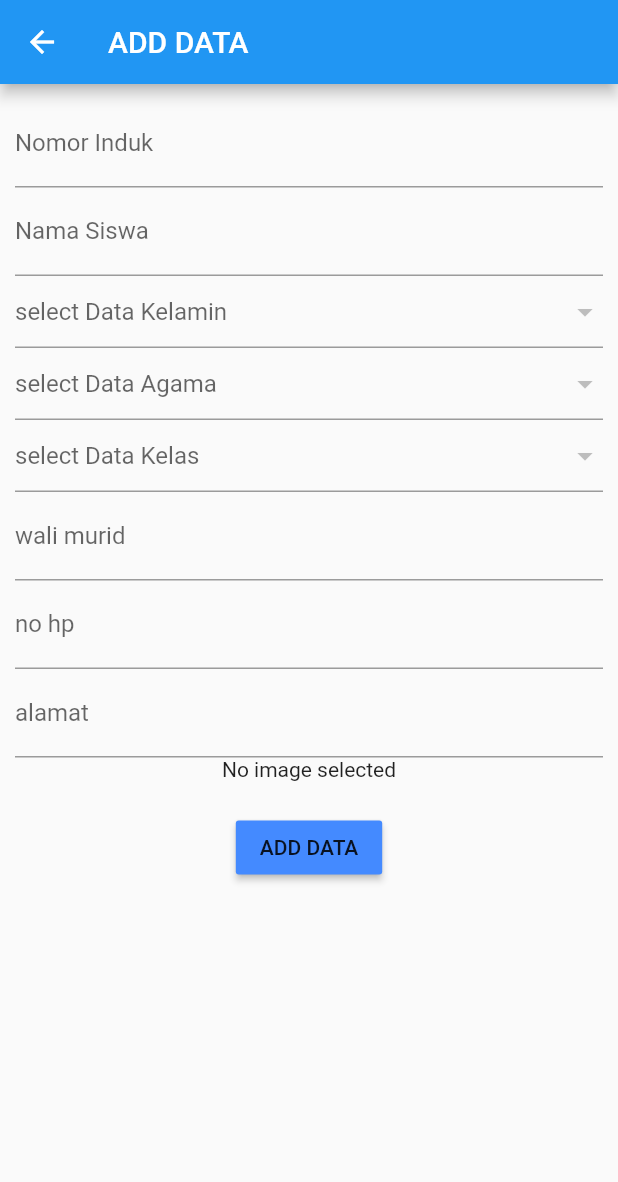
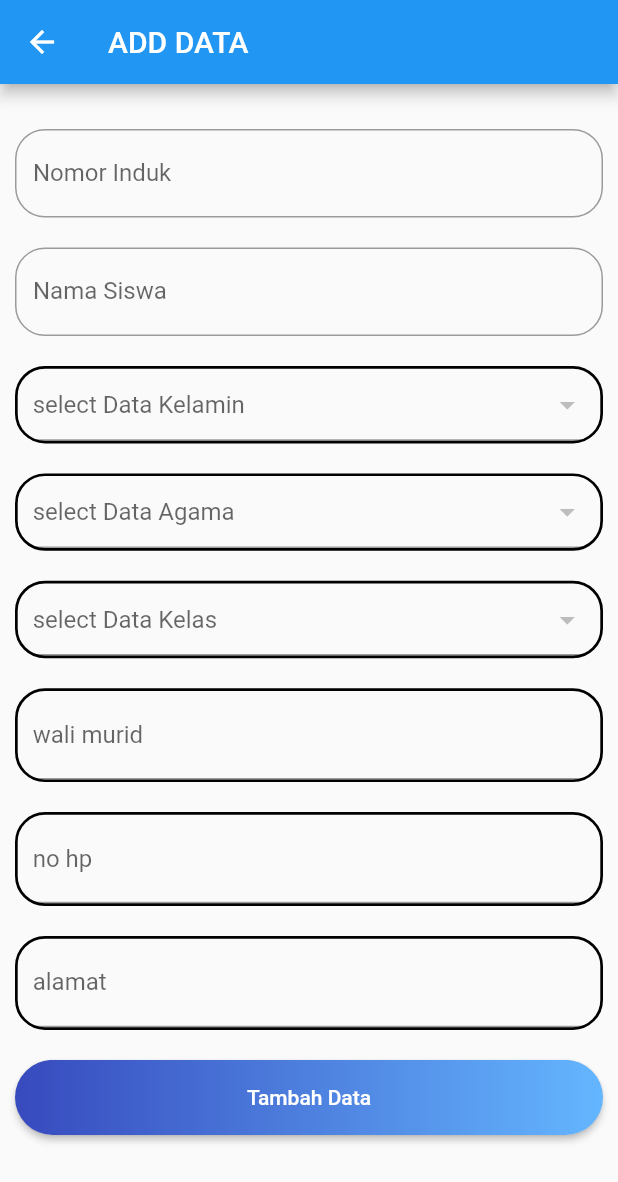
Before and after one commit to rizky04/BKApp, a Flutter app: the AddData screen opened directly, on a phone screen of 412 x 824 dp. Shown: the top 1182 px of the screen. Run offline on Flutter 3.47's test engine with Material 2 defaults, Android fonts, the light colour scheme and no system bars; network calls fail.

Commit message:
iki lo ayar

```diff
--- a/lib/adddata.dart
+++ b/lib/adddata.dart
@@ -6,7 +6,7 @@ import 'package:appbk/hal_kelas.dart';
 import 'package:flutter/material.dart';
 import 'package:http/http.dart' as http;
 // ignore: unused_import
-import 'package:image_picker/image_picker.dart';
+// import 'package:image_picker/image_picker.dart';
 
 File _image;
 
@@ -102,7 +102,7 @@ class _AddDataState extends State<AddData> {
 
   //http://sibk.amindev.online/api/getdataKelamin.php
   // ignore: deprecated_member_use
-
+  var spasi = new Padding(padding: new EdgeInsets.all(10));
   @override
   Widget build(BuildContext context) {
     return new Scaffold(
@@ -115,18 +115,36 @@ class _AddDataState extends State<AddData> {
           children: <Widget>[
             new Column(
               children: <Widget>[
+                new Padding(padding: new EdgeInsets.all(10)),
                 new TextField(
                   controller: controllerNomorInduk,
                   decoration: new InputDecoration(
-                      hintText: "Nomor Induk", labelText: "Nomor Induk"),
+                      hintText: "Nomor Induk",
+                      labelText: "Nomor Induk",
+                      border: new OutlineInputBorder(
+                          borderRadius: new BorderRadius.circular(20.0))),
                 ),
+                spasi,
                 new TextField(
                   controller: controllerNamaSiswa,
                   decoration: new InputDecoration(
-                      hintText: "Nama Siswa", labelText: "Nama Siswa"),
+                      hintText: "Nama Siswa",
+                      labelText: "Nama Siswa",
+                      border: new OutlineInputBorder(
+                          borderRadius: new BorderRadius.circular(20.0))),
                 ),
-
+                spasi,
                 Center(
+                  child: Container(
+                    padding: EdgeInsets.symmetric(horizontal: 10.0),
+                    decoration: BoxDecoration(
+                      // color: Colors.blue,
+                      borderRadius: BorderRadius.circular(20.0),
+                      border: Border.all(
+                        style: BorderStyle.solid,
+                        width: 1.80,
+                      ),
+                    ),
                     child: DropdownButtonFormField(
                       value: selectedKelamin,
                       hint: Text("select Data Kelamin"),
@@ -145,7 +163,17 @@ class _AddDataState extends State<AddData> {
                       },
                     ),
                   ),
+                ),
+                spasi,
                 Center(
+                  child: Container(
+                    padding: EdgeInsets.symmetric(horizontal: 10.0),
+                    decoration: BoxDecoration(
+                        borderRadius: BorderRadius.circular(20.0),
+                        border: Border.all(
+                          style: BorderStyle.solid,
+                          width: 1.80,
+                        )),
                     child: DropdownButtonFormField(
                       value: selectedAgama,
                       hint: Text("select Data Agama"),
@@ -164,8 +192,17 @@ class _AddDataState extends State<AddData> {
                       },
                     ),
                   ),
-
+                ),
+                spasi,
                 Center(
+                  child: Container(
+                    padding: EdgeInsets.symmetric(horizontal: 10.0),
+                    decoration: BoxDecoration(
+                        borderRadius: BorderRadius.circular(20.0),
+                        border: Border.all(
+                          style: BorderStyle.solid,
+                          width: 1.80,
+                        )),
                     child: DropdownButtonFormField(
                       value: selectedKelas,
                       hint: Text("select Data Kelas"),
@@ -184,39 +221,107 @@ class _AddDataState extends State<AddData> {
                       },
                     ),
                   ),
-                new TextField(
+                ),
+                spasi,
+                Center(
+                  child: Container(
+                    padding: EdgeInsets.symmetric(horizontal: 10.0),
+                    decoration: BoxDecoration(
+                        borderRadius: BorderRadius.circular(20.0),
+                        border: Border.all(
+                          style: BorderStyle.solid,
+                          width: 1.80,
+                        )),
+                    child: new TextField(
                       controller: controllerWaliMurid,
                       decoration: new InputDecoration(
                           hintText: "wali murid", labelText: "wali murid"),
                     ),
-                new TextField(
+                  ),
+                ),
+                spasi,
+                Center(
+                  child: Container(
+                    padding: EdgeInsets.symmetric(horizontal: 10.0),
+                    decoration: BoxDecoration(
+                        borderRadius: BorderRadius.circular(20.0),
+                        border: Border.all(
+                          style: BorderStyle.solid,
+                          width: 1.80,
+                        )),
+                    child: new TextField(
                       controller: controllerNoHp,
                       decoration: new InputDecoration(
                           hintText: "no hp", labelText: "no hp"),
                     ),
-                new TextField(
+                  ),
+                ),
+                spasi,
+                Center(
+                  child: Container(
+                    padding: EdgeInsets.symmetric(horizontal: 10.0),
+                    decoration: BoxDecoration(
+                        borderRadius: BorderRadius.circular(20.0),
+                        border: Border.all(
+                          style: BorderStyle.solid,
+                          width: 1.80,
+                        )),
+                    child: new TextField(
                       controller: controllerAlamat,
                       decoration: new InputDecoration(
                           hintText: "alamat", labelText: "alamat"),
                     ),
-                Center(
-                  child: _image == null
-                      ? new Text("No image selected")
-                      : new Image.file(_image),
                   ),
+                ),
+                spasi,
+                // Center(
+                //   child: _image == null
+                //       ? new Text("No image selected")
+                //       : new Image.file(_image),
+                // ),
+                // spasi,
 
-                new Padding(
-                  padding: const EdgeInsets.all(10.0),
-                ),
+                Container(
+                  // height: 50.0,
                   // ignore: deprecated_member_use
-                new RaisedButton(
-                  child: new Text("ADD DATA"),
-                  color: Colors.blueAccent,
+                  child: RaisedButton(
                     onPressed: () {
                       AddData();
                       Navigator.pop(context);
                     },
+                    shape: RoundedRectangleBorder(
+                        borderRadius: BorderRadius.circular(80.0)),
+                    padding: EdgeInsets.all(0.0),
+                    child: Ink(
+                      decoration: BoxDecoration(
+                          gradient: LinearGradient(
+                            colors: [Color(0xff374ABE), Color(0xff64B6FF)],
+                            begin: Alignment.centerLeft,
+                            end: Alignment.centerRight,
+                          ),
+                          borderRadius: BorderRadius.circular(30.0)),
+                      child: Container(
+                        constraints:
+                            BoxConstraints(maxWidth: 400.0, minHeight: 50.0),
+                        alignment: Alignment.center,
+                        child: Text(
+                          "Tambah Data",
+                          textAlign: TextAlign.center,
+                          style: TextStyle(color: Colors.white),
+                        ),
+                      ),
+                    ),
+                  ),
                 )
+                // ignore: deprecated_member_use
+                // new RaisedButton(
+                //   child: new Text("ADD DATA"),
+                //   color: Colors.blueAccent,
+                //   onPressed: () {
+                //     AddData();
+                //     Navigator.pop(context);
+                //   },
+                // )
               ],
             ),
           ],
--- a/pubspec.yaml
+++ b/pubspec.yaml
@@ -30,7 +30,7 @@ dependencies:
   # Use with the CupertinoIcons class for iOS style icons.
   cupertino_icons: ^1.0.2
   textfield_search: ^0.8.0
-  image_picker: ^0.4.5
+
 
 dev_dependencies:
   flutter_test:
```
Also changed, not shown: pubspec.lock, 1 other file. Lines whose indentation alone changed are shown as unchanged.
